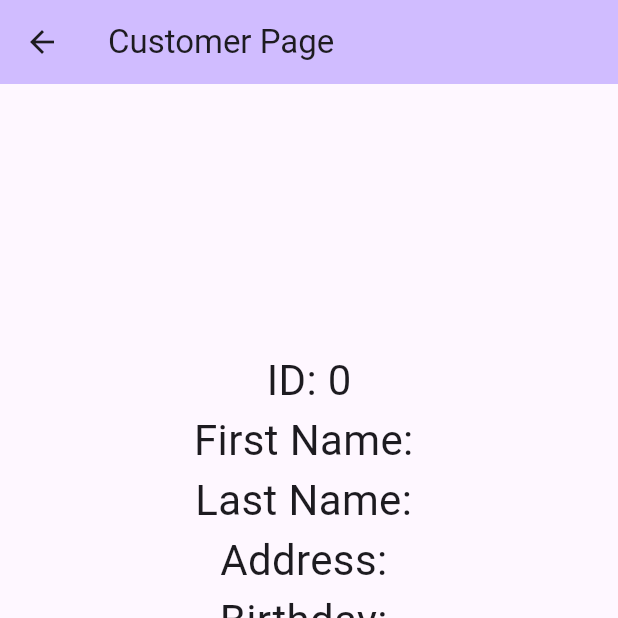
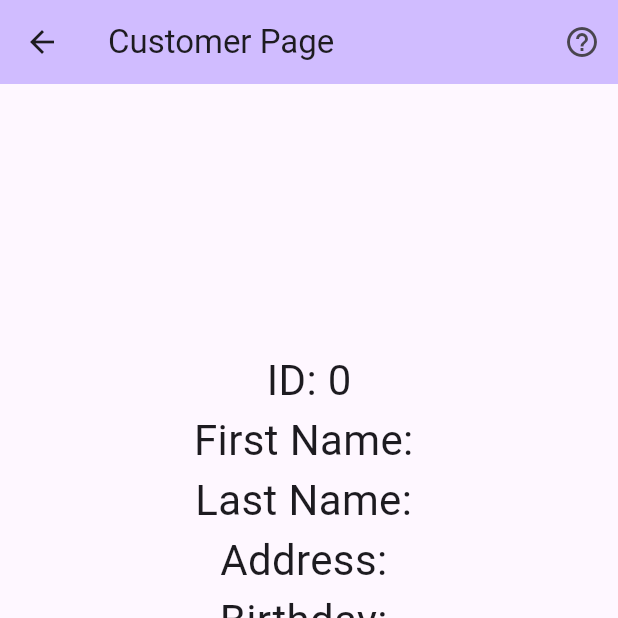
Before and after one commit to crimson95/mobile_group_project, a Flutter app: the screen it shows after launch, after a tap on "Customer List", on a phone screen of 412 x 824 dp, the top half of it. Run offline on Flutter 3.47's test engine with Material 3 defaults, Android fonts, the phone set to English and light mode, and no system bars; our stand-ins replace floor, sqflite; missing offline and left inert: encrypted_shared_preferences; accounts and stored records are empty; generated files the repository leaves out were written again.

Commit message:
put the work in a new package.

```diff
--- a/lib/pages/CustomerPage.dart
+++ b/lib/CustomerPage/pages/CustomerPage.dart
@@ -1,5 +1,5 @@
 import 'package:encrypted_shared_preferences/encrypted_shared_preferences.dart';
-import 'package:final_group_project/dao/customerDatabase.dart';
+import 'package:final_group_project/CustomerPage/dao/customerDatabase.dart';
 import 'package:flutter/material.dart';
 import '../dao/customerDAO.dart';
 import '../model/customer.dart';
@@ -152,11 +152,20 @@ class _CustomerPageState extends State<CustomerPage> {
     );
   }
 
+  void _showHelpDialog(){
+
+  }
+
   @override
   Widget build(BuildContext context) {
     return Scaffold(
       appBar: AppBar(
-          title: const Text('Customer Page')
+          title: const Text('Customer Page'),
+        actions: [
+          IconButton(onPressed: _showHelpDialog, icon: const Icon(Icons.help_outline),
+          tooltip: 'Help',
+          ),
+        ],
       ),
       body: reactiveLayout(),
     );
```
Also changed, not shown: lib/CustomerPage/dao/customerDAO.dart (renamed from lib/dao/customerDAO.dart), lib/CustomerPage/dao/customerDatabase.dart (renamed from lib/dao/customerDatabase.dart), lib/CustomerPage/dao/customerDatabase.g.dart (renamed from lib/dao/customerDatabase.g.dart), lib/CustomerPage/main.dart (renamed from lib/main.dart), lib/CustomerPage/model/customer.dart (renamed from lib/model/customer.dart), 1 other file.
